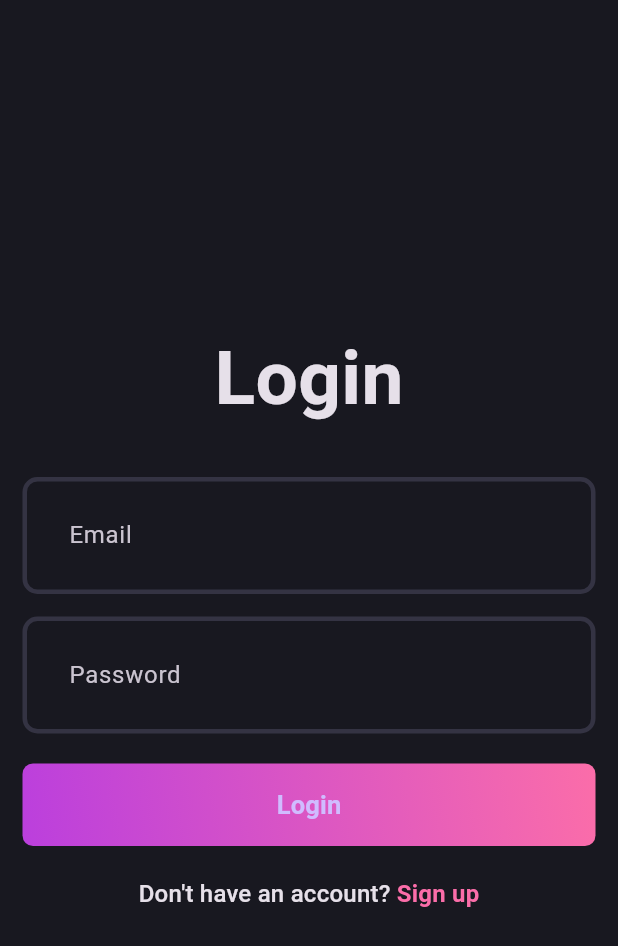
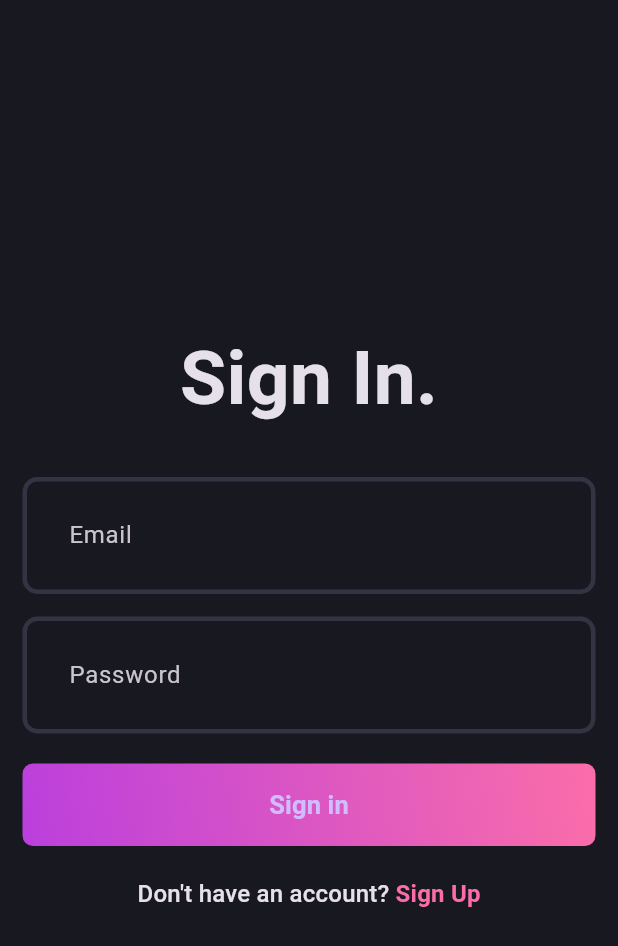
Before and after one commit to Hoangdev17/Blog_App, a Flutter app: the screen it shows after launch, on a phone screen of 412 x 824 dp. Shown: the top 946 px of the screen. Run offline on Flutter 3.47's test engine with Material 3 defaults, Android fonts, the phone set to English and light mode, and no system bars; our stand-ins replace flutter_bloc, fpdart, get_it, supabase_flutter; accounts and stored records are empty.

Commit message:
login feature

```diff
--- a/lib/features/auth/presentation/pages/login_page.dart
+++ b/lib/features/auth/presentation/pages/login_page.dart
@@ -1,5 +1,9 @@
 import 'package:flutter/material.dart';
+import 'package:flutter_bloc/flutter_bloc.dart';
+import 'package:untitled2/core/common/widget/loader.dart';
 import 'package:untitled2/core/theme/app_pallete.dart';
+import 'package:untitled2/core/utils/show_snackbar.dart';
+import 'package:untitled2/features/auth/presentation/bloc/auth_bloc.dart';
 import 'package:untitled2/features/auth/presentation/pages/signup_page.dart';
 import 'package:untitled2/features/auth/presentation/widgets/auth_field.dart';
 import 'package:untitled2/features/auth/presentation/widgets/auth_gradient_button.dart';
@@ -7,7 +11,7 @@ import 'package:untitled2/features/auth/presentation/widgets/auth_gradient_butto
 
 class LoginPage extends StatefulWidget {
   static route() => MaterialPageRoute(
-    builder: (context) => LoginPage(),
+    builder: (context) => const LoginPage(),
   );
   const LoginPage({super.key});
 
@@ -18,43 +22,68 @@ class LoginPage extends StatefulWidget {
 class _LoginPageState extends State<LoginPage> {
   final emailController = TextEditingController();
   final passwordController = TextEditingController();
-  final nameController = TextEditingController();
-
   final formKey = GlobalKey<FormState>();
 
   @override
   void dispose() {
-    // TODO: implement dispose
     emailController.dispose();
     passwordController.dispose();
     super.dispose();
   }
 
   @override
-  Widget build(BuildContext context){
-
+  Widget build(BuildContext context) {
     return Scaffold(
       body: Padding(
         padding: const EdgeInsets.all(15.0),
-          child: Form(
+        child: BlocConsumer<AuthBloc, AuthState>(
+          listener: (context, state) {
+            if (state is AuthFailure) {
+              showSnackBar(context, state.message);
+            } else if (state is AuthSuccess) {
+              showSnackBar(context, 'Đăng nhập thành công!');
+            }
+          },
+          builder: (context, state) {
+            if (state is AuthLoading) {
+              return const Loader();
+            }
+
+            return Form(
               key: formKey,
               child: Column(
                 mainAxisAlignment: MainAxisAlignment.center,
                 children: [
-                Text('Login', style: TextStyle(
+                  const Text(
+                    'Sign In.',
+                    style: TextStyle(
                       fontSize: 50,
-                    fontWeight: FontWeight.bold
+                      fontWeight: FontWeight.bold,
                     ),
                   ),
                   const SizedBox(height: 30),
-                AuthField(hintText: 'Email', controller: emailController,),
+                  AuthField(
+                    hintText: 'Email',
+                    controller: emailController,
+                  ),
                   const SizedBox(height: 15),
-                AuthField(hintText: 'Password', controller: passwordController, isObscureText: true,),
+                  AuthField(
+                    hintText: 'Password',
+                    controller: passwordController,
+                    isObscureText: true,
+                  ),
                   const SizedBox(height: 20),
                   AuthGradientButton(
-                  buttonText: 'Login',
+                    buttonText: 'Sign in',
                     onPressed: () {
-
+                      if (formKey.currentState!.validate()) {
+                        context.read<AuthBloc>().add(
+                          AuthLogin(
+                            email: emailController.text.trim(),
+                            password: passwordController.text.trim(),
+                          ),
+                        );
+                      }
                     },
                   ),
                   const SizedBox(height: 20),
@@ -62,25 +91,31 @@ class _LoginPageState extends State<LoginPage> {
                     onTap: () {
                       Navigator.push(context, SignUpPage.route());
                     },
-                  child: RichText(text: TextSpan(
-                      text: "Don't have an account? ",
+                    child: RichText(
+                      text: TextSpan(
+                        text: 'Don\'t have an account? ',
                         style: Theme.of(context).textTheme.titleMedium,
                         children: [
                           TextSpan(
-                          text: 'Sign up',
-                          style: Theme.of(context).textTheme.titleMedium?.copyWith(
+                            text: 'Sign Up',
+                            style: Theme.of(context)
+                                .textTheme
+                                .titleMedium
+                                ?.copyWith(
                               color: AppPallete.gradient2,
                               fontWeight: FontWeight.bold,
                             ),
-                        )
-                      ]
+                          ),
+                        ],
                       ),
                     ),
                   ),
                 ],
               ),
+            );
+          },
         ),
-        )
+      ),
     );
   }
 }
```
Also changed, not shown: lib/features/auth/data/datasources/auth_remote_data_source.dart (+14 -2 lines). Lines whose indentation alone changed are shown as unchanged.
